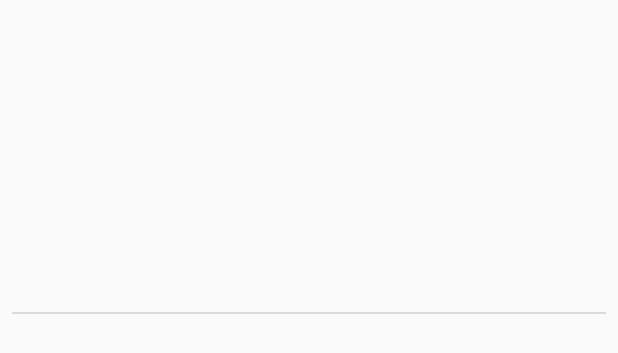
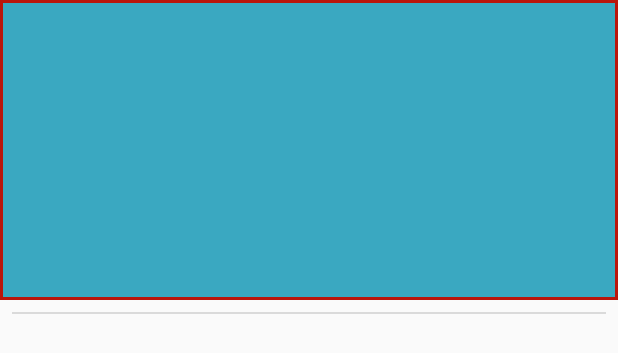
Before and after one commit to OSU-CS492-W19/final-project-final-project-team-23, an Android app: the layout search_result_item.xml on its own in the app's theme, with its tools: preview values and no code run, on a phone screen of 412 x 824 dp. Shown: the top 353 px of the screen. Run offline under Robolectric (Android 15) with nearby library versions, the phone set to English and light mode, and no system bars; network calls fail.

Commit message:
Updated search result item

```diff
--- a/app/src/main/res/layout/search_result_item.xml
+++ b/app/src/main/res/layout/search_result_item.xml
@@ -8,6 +8,7 @@ android:layout_height="wrap_content">
     android:orientation="horizontal"
     android:gravity="center_vertical"
     android:layout_width="match_parent"
+    android:background="@drawable/border"
     android:layout_height="wrap_content">
 
     <ImageView
```
